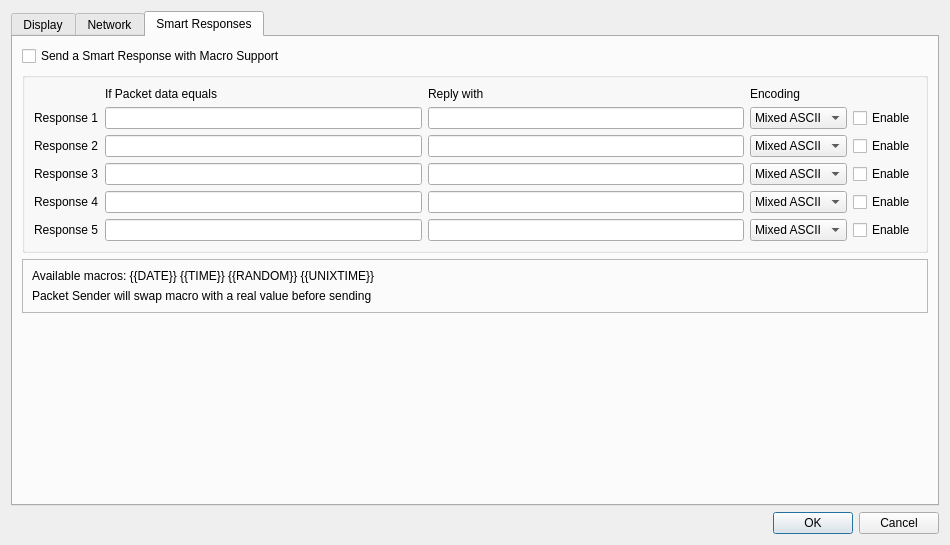
This is src/settings.ui in dannagle/PacketSender as Qt 5 draws it before an edit. The edited form follows.
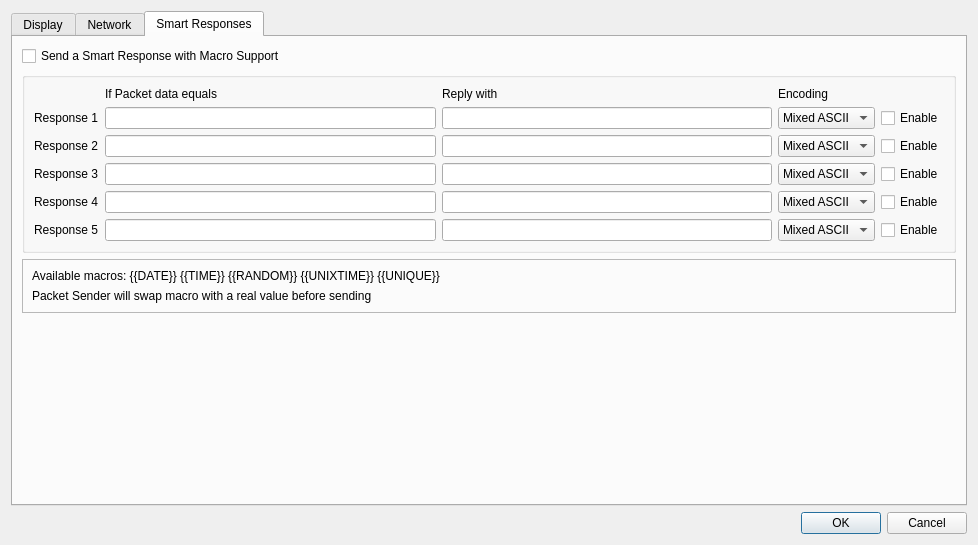
This is the edited form. The open tabs and pages were chosen to show the change.

Commit message: added UNIQUE macro, issue #42

```diff
--- a/src/settings.ui
+++ b/src/settings.ui
@@ -6,7 +6,7 @@
    <rect>
     <x>0</x>
     <y>0</y>
-    <width>950</width>
+    <width>978</width>
     <height>545</height>
    </rect>
   </property>
@@ -793,7 +793,7 @@
             <item>
              <widget class="QLabel" name="label_8">
               <property name="text">
-               <string>Available macros: {{DATE}} {{TIME}} {{RANDOM}} {{UNIXTIME}}</string>
+               <string>Available macros: {{DATE}} {{TIME}} {{RANDOM}} {{UNIXTIME}} {{UNIQUE}}</string>
               </property>
              </widget>
             </item>
```
Left out of the diff: 2 changed lines with no effect on the pictures. The commit also changes 2 other files.
